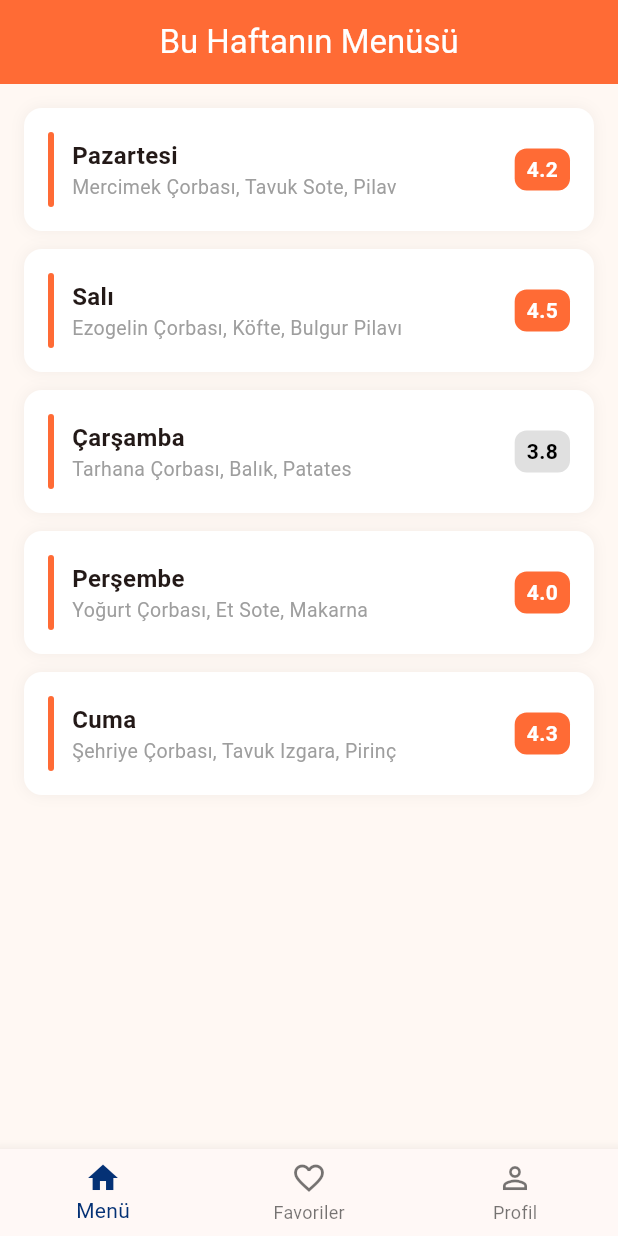
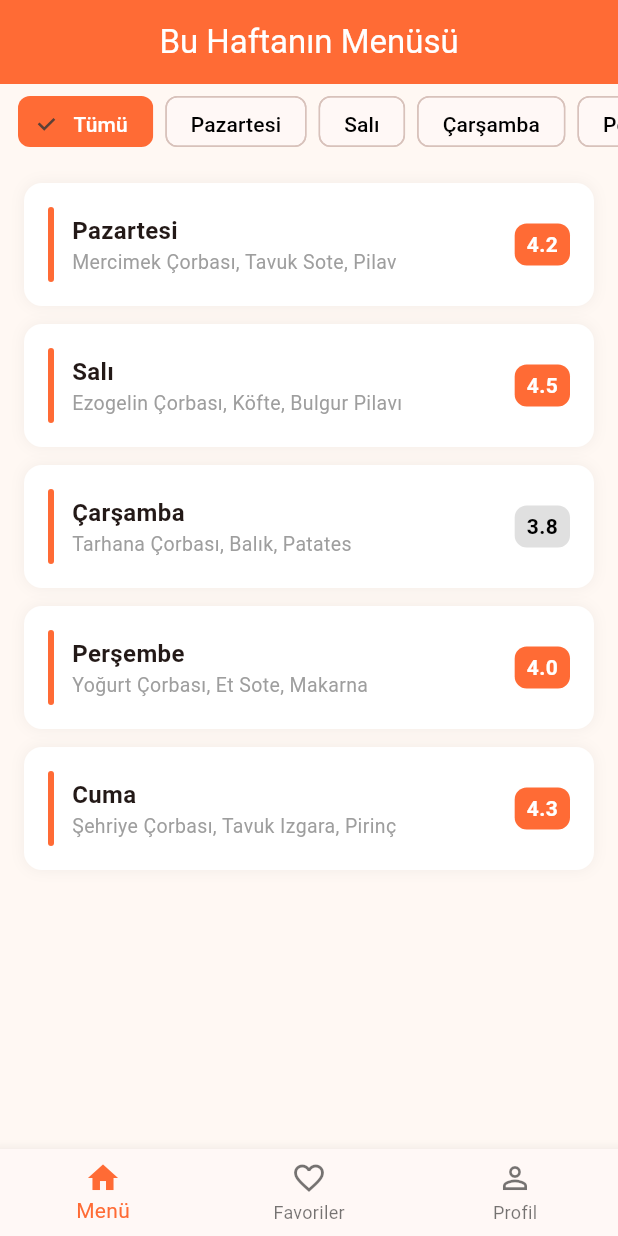
Before and after one commit to ozzlemdemir/Food_Track_Mobile_App, a Flutter app: the screen it shows after launch, after a tap on "GİRİŞ YAP", on a phone screen of 412 x 824 dp. Run offline on Flutter 3.47's test engine with Material 3 defaults, Android fonts, the phone set to English and light mode, and no system bars.

Commit message:
MY-9 Provider ile haftanın günlerine göre filtreleme eklendi.

```diff
--- a/yemek_takip/lib/main.dart
+++ b/yemek_takip/lib/main.dart
@@ -1,8 +1,15 @@
 import 'package:flutter/material.dart';
+import 'package:provider/provider.dart';
+import 'providers/menu_provider.dart';
 import 'screens/login_screen.dart';
 
 void main() {
-  runApp(const MyApp());
+  runApp(
+    ChangeNotifierProvider(
+      create: (_) => MenuProvider(),
+      child: const MyApp(),
+    ),
+  );
 }
 
 class MyApp extends StatelessWidget {
--- /dev/null
+++ b/yemek_takip/lib/providers/menu_provider.dart
@@ -0,0 +1,68 @@
+import 'package:flutter/material.dart';
+import '../domain/food_entry.dart';
+
+class MenuProvider extends ChangeNotifier {
+  // Tüm mock veri burada — artık HomeScreen'de değil
+  final List<FoodEntry> _allMenus = [
+    FoodEntry(
+      id: '1',
+      dayName: 'Pazartesi',
+      meals: ['Mercimek Çorbası', 'Tavuk Sote', 'Pilav', 'Ayran'],
+      rating: 4.2,
+      date: DateTime(2026, 2, 24),
+    ),
+    FoodEntry(
+      id: '2',
+      dayName: 'Salı',
+      meals: ['Ezogelin Çorbası', 'Köfte', 'Bulgur Pilavı', 'Sütlaç'],
+      rating: 4.5,
+      date: DateTime(2026, 2, 25),
+    ),
+    FoodEntry(
+      id: '3',
+      dayName: 'Çarşamba',
+      meals: ['Tarhana Çorbası', 'Balık', 'Patates', 'Meyve'],
+      rating: 3.8,
+      date: DateTime(2026, 2, 26),
+    ),
+    FoodEntry(
+      id: '4',
+      dayName: 'Perşembe',
+      meals: ['Yoğurt Çorbası', 'Et Sote', 'Makarna', 'Komposto'],
+      rating: 4.0,
+      date: DateTime(2026, 2, 27),
+    ),
+    FoodEntry(
+      id: '5',
+      dayName: 'Cuma',
+      meals: ['Şehriye Çorbası', 'Tavuk Izgara', 'Pirinç', 'Baklava'],
+      rating: 4.3,
+      date: DateTime(2026, 2, 28),
+    ),
+  ];
+
+  // Seçili filtre — null ise tümü göster
+  String? _selectedDay;
+
+  String? get selectedDay => _selectedDay;
+
+  // Filtrelenmiş liste
+  List<FoodEntry> get filteredMenus {
+    if (_selectedDay == null) return _allMenus;
+    return _allMenus
+        .where((e) => e.dayName == _selectedDay)
+        .toList();
+  }
+
+  // Filtre değiştir
+  void filterByDay(String? day) {
+    _selectedDay = day;
+    notifyListeners(); // ekranları güncelle
+  }
+
+  // Filtreyi temizle
+  void clearFilter() {
+    _selectedDay = null;
+    notifyListeners();
+  }
+}
--- a/yemek_takip/lib/screens/home_screen.dart
+++ b/yemek_takip/lib/screens/home_screen.dart
@@ -1,52 +1,20 @@
 import 'package:flutter/material.dart';
-import '../domain/food_entry.dart';
+import 'package:provider/provider.dart';
+import '../providers/menu_provider.dart';
 import 'detail_screen.dart';
 import 'profile_screen.dart';
 
 class HomeScreen extends StatelessWidget {
   const HomeScreen({super.key});
 
-
-  static final List<FoodEntry> mockMenu = [
-    FoodEntry(
-      id: '1',
-      dayName: 'Pazartesi',
-      meals: ['Mercimek Çorbası', 'Tavuk Sote', 'Pilav', 'Ayran'],
-      rating: 4.2,
-      date: DateTime(2026, 2, 24),
-    ),
-    FoodEntry(
-      id: '2',
-      dayName: 'Salı',
-      meals: ['Ezogelin Çorbası', 'Köfte', 'Bulgur Pilavı', 'Sütlaç'],
-      rating: 4.5,
-      date: DateTime(2026, 2, 25),
-    ),
-    FoodEntry(
-      id: '3',
-      dayName: 'Çarşamba',
-      meals: ['Tarhana Çorbası', 'Balık', 'Patates', 'Meyve'],
-      rating: 3.8,
-      date: DateTime(2026, 2, 26),
-    ),
-    FoodEntry(
-      id: '4',
-      dayName: 'Perşembe',
-      meals: ['Yoğurt Çorbası', 'Et Sote', 'Makarna', 'Komposto'],
-      rating: 4.0,
-      date: DateTime(2026, 2, 27),
-    ),
-    FoodEntry(
-      id: '5',
-      dayName: 'Cuma',
-      meals: ['Şehriye Çorbası', 'Tavuk Izgara', 'Pirinç', 'Baklava'],
-      rating: 4.3,
-      date: DateTime(2026, 2, 28),
-    ),
-  ];
-
   @override
   Widget build(BuildContext context) {
+    final provider = context.watch<MenuProvider>();
+    final menus = provider.filteredMenus;
+    final selectedDay = provider.selectedDay;
+
+    final days = ['Pazartesi', 'Salı', 'Çarşamba', 'Perşembe', 'Cuma'];
+
     return Scaffold(
       backgroundColor: const Color(0xFFFFF8F3),
       appBar: AppBar(
@@ -58,17 +26,66 @@ class HomeScreen extends StatelessWidget {
         centerTitle: true,
         automaticallyImplyLeading: false,
       ),
-      body: ListView.builder(
+      body: Column(
+        children: [
+          // Filtre butonları
+          SizedBox(
+            height: 50,
+            child: ListView(
+              scrollDirection: Axis.horizontal,
+              padding: const EdgeInsets.symmetric(
+                  horizontal: 12, vertical: 8),
+              children: [
+                // Tümü butonu
+                Padding(
+                  padding: const EdgeInsets.only(right: 8),
+                  child: FilterChip(
+                    label: const Text('Tümü'),
+                    selected: selectedDay == null,
+                    onSelected: (_) => provider.clearFilter(),
+                    selectedColor: const Color(0xFFFF6B35),
+                    labelStyle: TextStyle(
+                      color: selectedDay == null
+                          ? Colors.white
+                          : Colors.black,
+                    ),
+                  ),
+                ),
+                // Gün butonları
+                ...days.map((day) => Padding(
+                      padding: const EdgeInsets.only(right: 8),
+                      child: FilterChip(
+                        label: Text(day),
+                        selected: selectedDay == day,
+                        onSelected: (_) => provider.filterByDay(day),
+                        selectedColor: const Color(0xFFFF6B35),
+                        labelStyle: TextStyle(
+                          color: selectedDay == day
+                              ? Colors.white
+                              : Colors.black,
+                        ),
+                      ),
+                    )),
+              ],
+            ),
+          ),
+
+          // Menü listesi
+          Expanded(
+            child: menus.isEmpty
+                ? const Center(child: Text('Sonuç bulunamadı.'))
+                : ListView.builder(
                     padding: const EdgeInsets.all(16),
-        itemCount: mockMenu.length,
+                    itemCount: menus.length,
                     itemBuilder: (context, index) {
-          final entry = mockMenu[index];
+                      final entry = menus[index];
                       return GestureDetector(
                         onTap: () {
                           Navigator.push(
                             context,
                             MaterialPageRoute(
-                  builder: (_) => DetailScreen(entry: entry),
+                              builder: (_) =>
+                                  DetailScreen(entry: entry),
                             ),
                           );
                         },
@@ -87,7 +104,6 @@ class HomeScreen extends StatelessWidget {
                           ),
                           child: Row(
                             children: [
-                  // Sol renkli çizgi
                               Container(
                                 width: 4,
                                 height: 50,
@@ -99,7 +115,8 @@ class HomeScreen extends StatelessWidget {
                               const SizedBox(width: 12),
                               Expanded(
                                 child: Column(
-                      crossAxisAlignment: CrossAxisAlignment.start,
+                                  crossAxisAlignment:
+                                      CrossAxisAlignment.start,
                                   children: [
                                     Text(
                                       entry.dayName,
@@ -111,13 +128,13 @@ class HomeScreen extends StatelessWidget {
                                     Text(
                                       entry.mealsPreview,
                                       style: const TextStyle(
-                              color: Colors.grey, fontSize: 13),
+                                          color: Colors.grey,
+                                          fontSize: 13),
                                       overflow: TextOverflow.ellipsis,
                                     ),
                                   ],
                                 ),
                               ),
-                  // Puan
                               Container(
                                 padding: const EdgeInsets.symmetric(
                                     horizontal: 8, vertical: 4),
@@ -143,11 +160,15 @@ class HomeScreen extends StatelessWidget {
                       );
                     },
                   ),
+          ),
+        ],
+      ),
       bottomNavigationBar: BottomNavigationBar(
         currentIndex: 0,
-        selectedItemColor: const Color.fromARGB(255, 4, 49, 117),
+        selectedItemColor: const Color(0xFFFF6B35),
         items: const [
-          BottomNavigationBarItem(icon: Icon(Icons.home), label: 'Menü'),
+          BottomNavigationBarItem(
+              icon: Icon(Icons.home), label: 'Menü'),
           BottomNavigationBarItem(
               icon: Icon(Icons.favorite_outline), label: 'Favoriler'),
           BottomNavigationBarItem(
--- a/yemek_takip/pubspec.yaml
+++ b/yemek_takip/pubspec.yaml
@@ -38,6 +38,7 @@ dependencies:
 dev_dependencies:
   flutter_test:
     sdk: flutter
+  provider: ^6.1.2
 
   # The "flutter_lints" package below contains a set of recommended lints to
   # encourage good coding practices. The lint set provided by the package is
```
Also changed, not shown: yemek_takip/pubspec.lock. Lines whose indentation alone changed are shown as unchanged.
